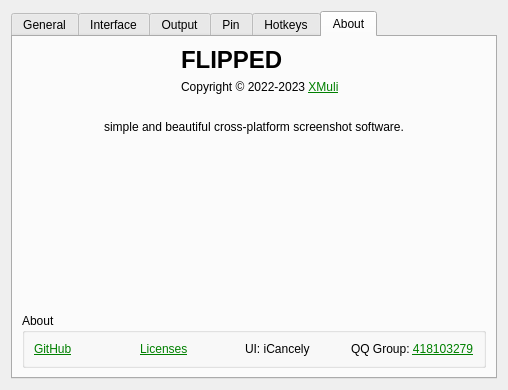
Before: the Qt Designer form src/preference/prefmanage.ui in SunnyScreenshot/FLIPPED, drawn with Qt 5.
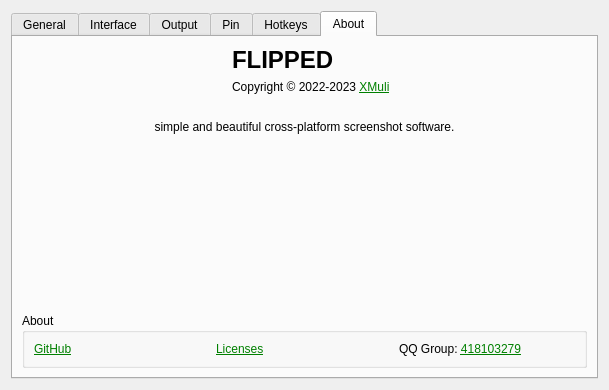
After: the same form once the commit is applied. The open tabs and pages were chosen to show the change. Icons and pictures are not drawn.

Patch:
```diff
--- a/src/preference/prefmanage.ui
+++ b/src/preference/prefmanage.ui
@@ -6,8 +6,8 @@
    <rect>
     <x>0</x>
     <y>0</y>
-    <width>508</width>
-    <height>342</height>
+    <width>609</width>
+    <height>344</height>
    </rect>
   </property>
   <property name="minimumSize">
@@ -1271,7 +1271,7 @@
                <property name="title">
                 <string>About</string>
                </property>
-               <layout class="QHBoxLayout" name="horizontalLayout_13" stretch="1,1,1,1">
+               <layout class="QHBoxLayout" name="horizontalLayout_13" stretch="1,1,1">
                 <item>
                  <widget class="QLabel" name="labGitHub">
                   <property name="text">
@@ -1301,16 +1301,6 @@
                   </property>
                  </widget>
                 </item>
-                <item>
-                 <widget class="QLabel" name="label_22">
-                  <property name="text">
-                   <string>UI: iCancely</string>
-                  </property>
-                  <property name="alignment">
-                   <set>Qt::AlignLeading|Qt::AlignLeft|Qt::AlignVCenter</set>
-                  </property>
-                 </widget>
-                </item>
                 <item>
                  <widget class="QLabel" name="label_20">
                   <property name="text">
```
